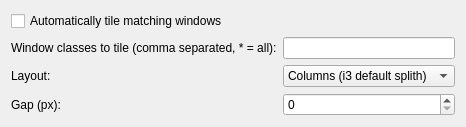
Above: i3-terminal/contents/ui/config.ui from paulsso/dotconfig before the change. Below: the same form after it.
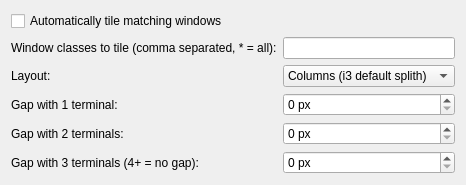
That is the form after the change.

Commit message:
Scale gaps with terminal count and add Alt+Shift+H/J/K/L to move windows
Gaps: 1 terminal 48px, 2 terminals 24px, 3 terminals 12px, 4+ none
(Gap1/Gap2/Gap3 replace the single Gap setting; configurable in the
script's settings). Counted per screen and virtual desktop.

Moving: Alt+Shift+H/J/K/L swaps the focused tile with its neighbour in that
direction; with no neighbour it moves to the adjacent monitor, like i3.

Diff of the .ui file:
```diff
--- a/i3-terminal/contents/ui/config.ui
+++ b/i3-terminal/contents/ui/config.ui
@@ -49,14 +49,51 @@
    <item row="3" column="0">
     <widget class="QLabel" name="labelGap">
      <property name="text">
-      <string>Gap (px):</string>
+      <string>Gap with 1 terminal:</string>
      </property>
     </widget>
    </item>
    <item row="3" column="1">
     <widget class="QSpinBox" name="kcfg_Gap">
      <property name="maximum">
-      <number>100</number>
+      <number>200</number>
+     </property>
+     <property name="suffix">
+      <string> px</string>
+     </property>
+    </widget>
+   </item>
+   <item row="4" column="0">
+    <widget class="QLabel" name="labelGap2">
+     <property name="text">
+      <string>Gap with 2 terminals:</string>
+     </property>
+    </widget>
+   </item>
+   <item row="4" column="1">
+    <widget class="QSpinBox" name="kcfg_Gap2">
+     <property name="maximum">
+      <number>200</number>
+     </property>
+     <property name="suffix">
+      <string> px</string>
+     </property>
+    </widget>
+   </item>
+   <item row="5" column="0">
+    <widget class="QLabel" name="labelGap3">
+     <property name="text">
+      <string>Gap with 3 terminals (4+ = no gap):</string>
+     </property>
+    </widget>
+   </item>
+   <item row="5" column="1">
+    <widget class="QSpinBox" name="kcfg_Gap3">
+     <property name="maximum">
+      <number>200</number>
+     </property>
+     <property name="suffix">
+      <string> px</string>
      </property>
     </widget>
    </item>
```
Left out of the diff: 4 changed lines with no effect on the pictures. The commit also changes 5 other files.
